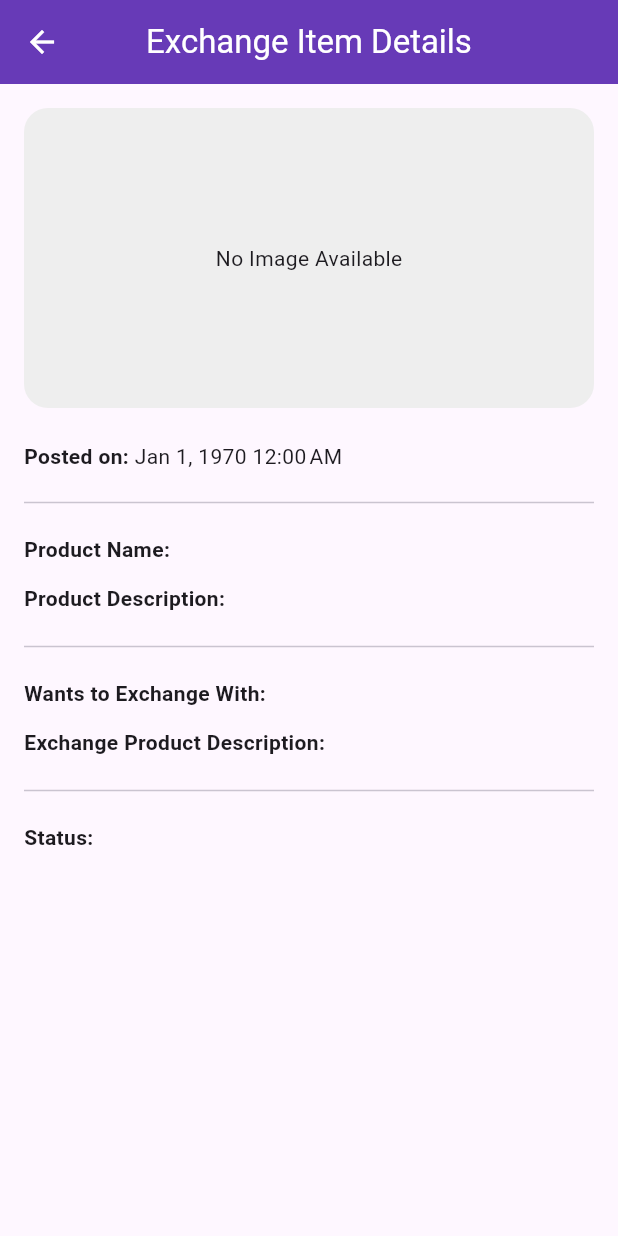
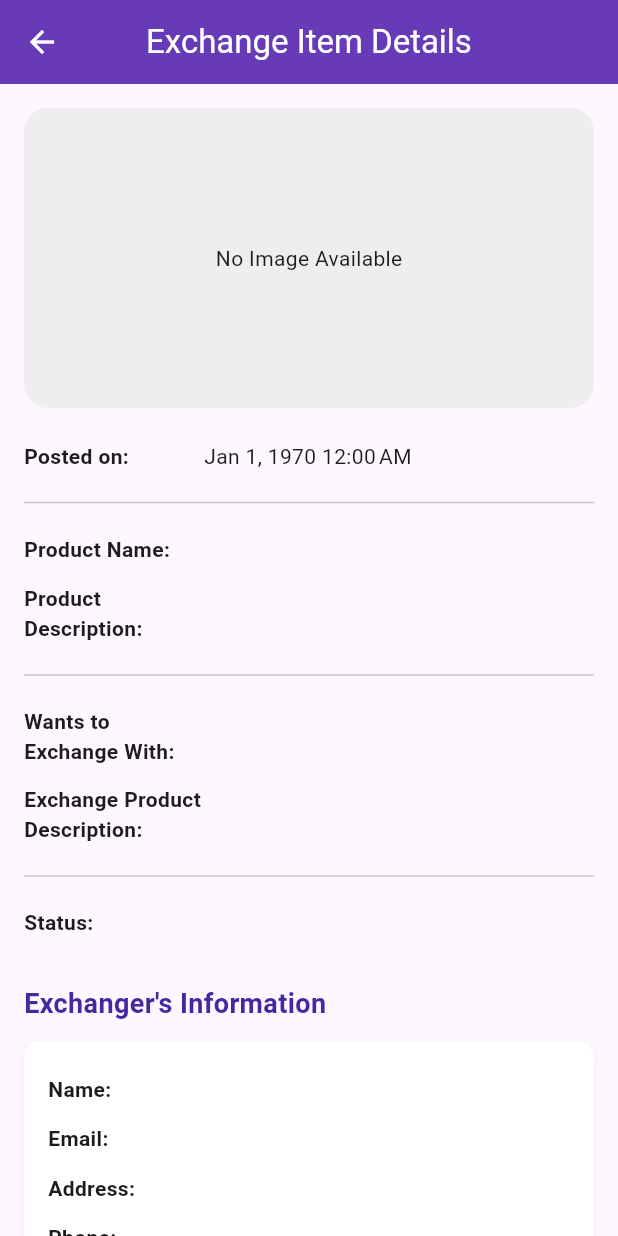
Before and after one commit to Khayooo/Final-Share-Mart-, a Flutter app: the ExchangeItemDetailScreen screen opened directly with empty values, on a phone screen of 412 x 824 dp. Run offline on Flutter 3.47's test engine with Material 3 defaults, Android fonts, the phone set to English and light mode, and no system bars; our stand-ins replace cloud_firestore, file_picker, firebase_auth, firebase_core, firebase_database, image_picker; accounts and stored records are empty.

Commit message:
feat: Display exchanger info on ExchangeItemDetailScreen

```diff
--- a/lib/Screens/User/DetailsScreen/ExchangeItemDetailScreen.dart
+++ b/lib/Screens/User/DetailsScreen/ExchangeItemDetailScreen.dart
@@ -1,10 +1,11 @@
 import 'dart:convert';
+import 'package:firebase_database/firebase_database.dart';
 import 'package:flutter/material.dart';
 import 'package:intl/intl.dart';
 import '../../../Model/ExchangeItemModel.dart';
 import '../Chat/ChatWithUserScreen.dart';
 
-class ExchangeItemDetailScreen extends StatelessWidget {
+class ExchangeItemDetailScreen extends StatefulWidget {
   final ExchangeItemModel item;
   final String currentUserId;
 
@@ -15,9 +16,48 @@ class ExchangeItemDetailScreen extends StatelessWidget {
   }) : super(key: key);
 
   @override
+  State<ExchangeItemDetailScreen> createState() => _ExchangeItemDetailScreenState();
+}
+
+class _ExchangeItemDetailScreenState extends State<ExchangeItemDetailScreen> {
+  Map<String, dynamic>? _exchangerData;
+  bool _isLoadingExchanger = true;
+
+  @override
+  void initState() {
+    super.initState();
+    _fetchExchangerInfo(widget.item.userId);
+  }
+
+  Future<void> _fetchExchangerInfo(String userId) async {
+    try {
+      final ref = FirebaseDatabase.instance.ref().child("users").child(userId);
+      final snapshot = await ref.get();
+
+      if (snapshot.exists && snapshot.value is Map) {
+        setState(() {
+          _exchangerData = Map<String, dynamic>.from(snapshot.value as Map);
+          _isLoadingExchanger = false;
+        });
+      } else {
+        setState(() {
+          _exchangerData = null;
+          _isLoadingExchanger = false;
+        });
+      }
+    } catch (e) {
+      print("Error fetching exchanger info: $e");
+      setState(() {
+        _exchangerData = null;
+        _isLoadingExchanger = false;
+      });
+    }
+  }
+
+  @override
   Widget build(BuildContext context) {
     final formattedDate = DateFormat.yMMMd().add_jm().format(
-      DateTime.fromMillisecondsSinceEpoch(item.timestamp),
+      DateTime.fromMillisecondsSinceEpoch(widget.item.timestamp),
     );
 
     return Scaffold(
@@ -36,11 +76,11 @@ class ExchangeItemDetailScreen extends StatelessWidget {
           crossAxisAlignment: CrossAxisAlignment.start,
           children: [
             // Product Image
-            if (item.productImage.isNotEmpty)
+            if (widget.item.productImage.isNotEmpty)
               ClipRRect(
                 borderRadius: BorderRadius.circular(16),
                 child: Image.memory(
-                  base64Decode(item.productImage),
+                  base64Decode(widget.item.productImage),
                   fit: BoxFit.contain,
                   width: double.infinity,
                 ),
@@ -62,20 +102,48 @@ class ExchangeItemDetailScreen extends StatelessWidget {
             _infoRow('Posted on:', formattedDate),
             const Divider(height: 30),
 
-            _infoRow('Product Name:', item.productName),
-            _infoRow('Product Description:', item.productDescription),
+            _infoRow('Product Name:', widget.item.productName),
+            _infoRow('Product Description:', widget.item.productDescription),
             const Divider(height: 30),
 
-            _infoRow('Wants to Exchange With:', item.desiredProductName),
-            _infoRow('Exchange Product Description:', item.desiredProductDescription),
+            _infoRow('Wants to Exchange With:', widget.item.desiredProductName),
+            _infoRow('Exchange Product Description:', widget.item.desiredProductDescription),
             const Divider(height: 30),
 
-            _infoRow('Status:', item.status),
+            _infoRow('Status:', widget.item.status),
+
+            const SizedBox(height: 24),
+
+            // Exchanger Information
+            Text(
+              "Exchanger's Information",
+              style: TextStyle(
+                fontSize: 18,
+                fontWeight: FontWeight.bold,
+                color: Colors.deepPurple.shade800,
+              ),
+            ),
+            const SizedBox(height: 12),
+            _isLoadingExchanger
+                ? const Center(child: CircularProgressIndicator())
+                : _exchangerData == null
+                ? const Text("Exchanger information not available.")
+                : _buildCard(
+              child: Column(
+                crossAxisAlignment: CrossAxisAlignment.start,
+                children: [
+                  _infoRow("Name:", _exchangerData!['name'] ?? "N/A"),
+                  _infoRow("Email:", _exchangerData!['email'] ?? "N/A"),
+                  _infoRow("Address:", _exchangerData!['address'] ?? "No Address Saved"),
+                  _infoRow("Phone:", _exchangerData!['phone'] ?? "No Phone Number"),
+                ],
+              ),
+            ),
 
             const SizedBox(height: 32),
 
-            // Action Buttons (only show if it's not the user's own post)
-            if (item.userId != currentUserId)
+            // Action Buttons
+            if (widget.item.userId != widget.currentUserId)
               Row(
                 children: [
                   Expanded(
@@ -88,9 +156,9 @@ class ExchangeItemDetailScreen extends StatelessWidget {
                           context,
                           MaterialPageRoute(
                             builder: (_) => ChatWithUserScreen(
-                              currentUserId: currentUserId,
-                              receiverId: item.userId,
-                              itemType: 'exchange', // static type for this screen
+                              currentUserId: widget.currentUserId,
+                              receiverId: widget.item.userId,
+                              itemType: 'exchange',
                             ),
                           ),
                         );
@@ -104,7 +172,7 @@ class ExchangeItemDetailScreen extends StatelessWidget {
                       label: "SMS",
                       color: Colors.blue,
                       onPressed: () {
-                        // TODO: Implement SMS functionality
+                        // Implement SMS
                       },
                     ),
                   ),
@@ -115,7 +183,7 @@ class ExchangeItemDetailScreen extends StatelessWidget {
                       label: "Call",
                       color: Colors.green,
                       onPressed: () {
-                        // TODO: Implement Call functionality
+                        // Implement Call
                       },
                     ),
                   ),
@@ -133,9 +201,12 @@ class ExchangeItemDetailScreen extends StatelessWidget {
       child: Row(
         crossAxisAlignment: CrossAxisAlignment.start,
         children: [
-          Text(
-            '$title ',
-            style: const TextStyle(fontWeight: FontWeight.bold),
+          SizedBox(
+            width: 120,
+            child: Text(
+              title,
+              style: const TextStyle(fontWeight: FontWeight.bold),
+            ),
           ),
           Expanded(
             child: Text(
@@ -147,6 +218,23 @@ class ExchangeItemDetailScreen extends StatelessWidget {
       ),
     );
   }
+
+  Widget _buildCard({required Widget child}) => Container(
+    width: double.infinity,
+    padding: const EdgeInsets.all(16),
+    decoration: BoxDecoration(
+      color: Colors.white,
+      borderRadius: BorderRadius.circular(12),
+      boxShadow: [
+        BoxShadow(
+          color: Colors.black.withOpacity(0.05),
+          blurRadius: 8,
+          offset: const Offset(0, 4),
+        ),
+      ],
+    ),
+    child: child,
+  );
 
   Widget _buildActionButton({
     required IconData icon,
```
